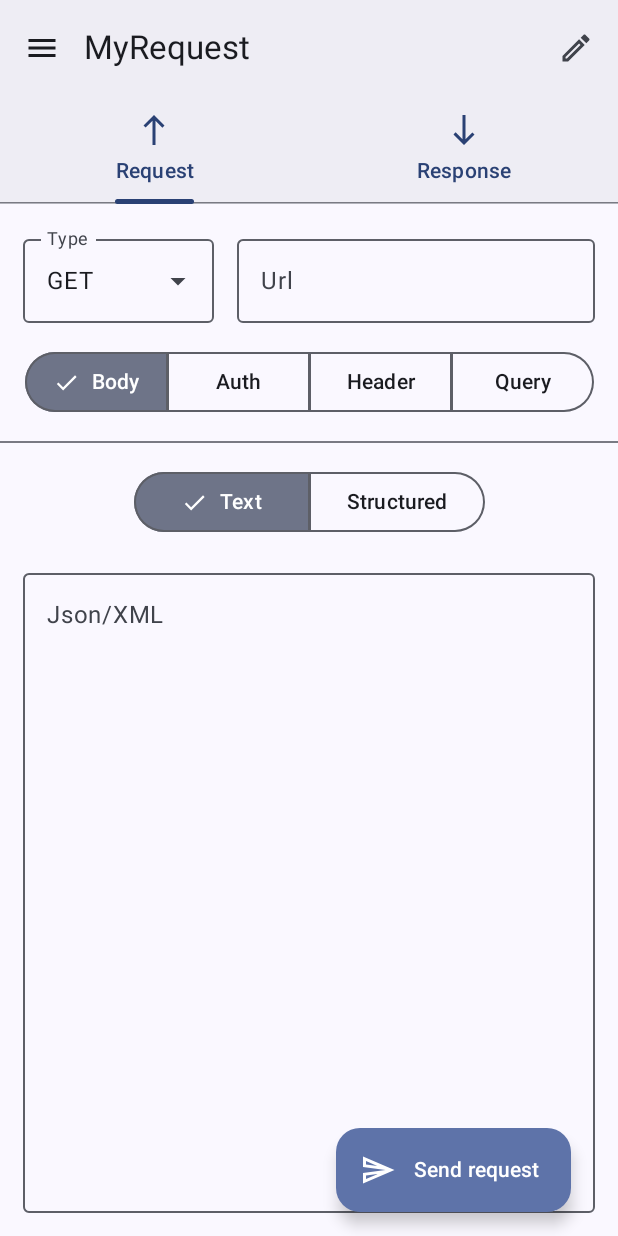
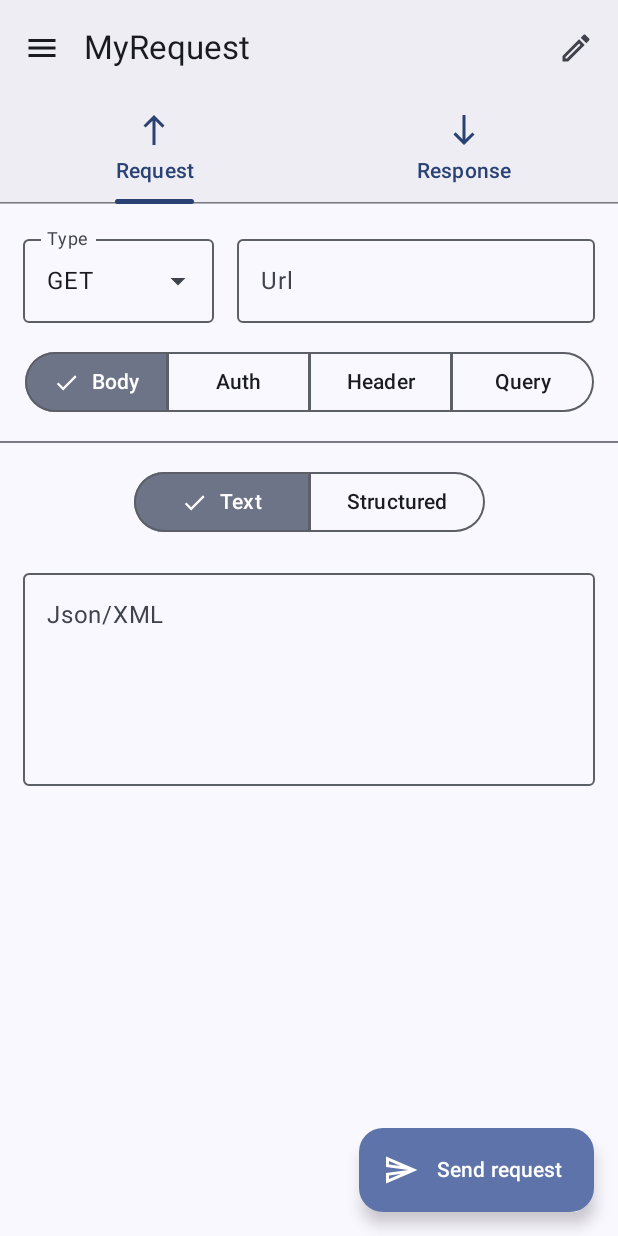
Before and after one commit to yasashny/QueryQuill, an Android app built with Jetpack Compose: the screen it shows after launch (MainActivity), after a tap on "Add request", on a phone screen of 412 x 824 dp. Run offline under Robolectric (Android 15) with nearby library versions, the phone set to English and light mode, and no system bars; our stand-ins replace Room's generated code, window size class.

Commit message:
feat: Update BodyScreen textField size and update FAB padding

```diff
--- a/app/src/main/java/ru/yasdev/queryquill/screens/requestScreens/httpRequestScreen/BodyScreen.kt
+++ b/app/src/main/java/ru/yasdev/queryquill/screens/requestScreens/httpRequestScreen/BodyScreen.kt
@@ -5,6 +5,7 @@ import androidx.compose.foundation.layout.Column
 import androidx.compose.foundation.layout.Row
 import androidx.compose.foundation.layout.fillMaxSize
 import androidx.compose.foundation.layout.fillMaxWidth
+import androidx.compose.foundation.layout.heightIn
 import androidx.compose.foundation.layout.padding
 import androidx.compose.material3.ExperimentalMaterial3Api
 import androidx.compose.material3.OutlinedTextField
@@ -99,8 +100,9 @@ fun BodyScreen(requestModel: RequestModel,
                             onValueChange = {updateRequest(UpdateHttpRequestModel.Body(Body.Text(it)))},
                             label = @Composable { Text(text = "Json/XML") },
                             modifier = Modifier
-                                .fillMaxSize()
+                                .fillMaxWidth()
                                 .padding(start = 15.dp, end = 15.dp, bottom = 15.dp)
+                                .heightIn(min = 150.dp)
                         )
                     }
                     is Body.Structured -> {}
--- a/app/src/main/java/ru/yasdev/queryquill/screens/requestScreens/httpRequestScreen/HttpRequestScreen.kt
+++ b/app/src/main/java/ru/yasdev/queryquill/screens/requestScreens/httpRequestScreen/HttpRequestScreen.kt
@@ -45,7 +45,7 @@ fun HttpRequestScreen(requestModel: RequestModel,
             Icon(
                 imageVector = Icons.AutoMirrored.Outlined.Send, contentDescription = ""
             )
-        }, text = { Text(text = "Send request") }, modifier = Modifier.padding(end = 15.dp))
+        }, text = { Text(text = "Send request") })
     }) {
         Column {
             Row(
```
